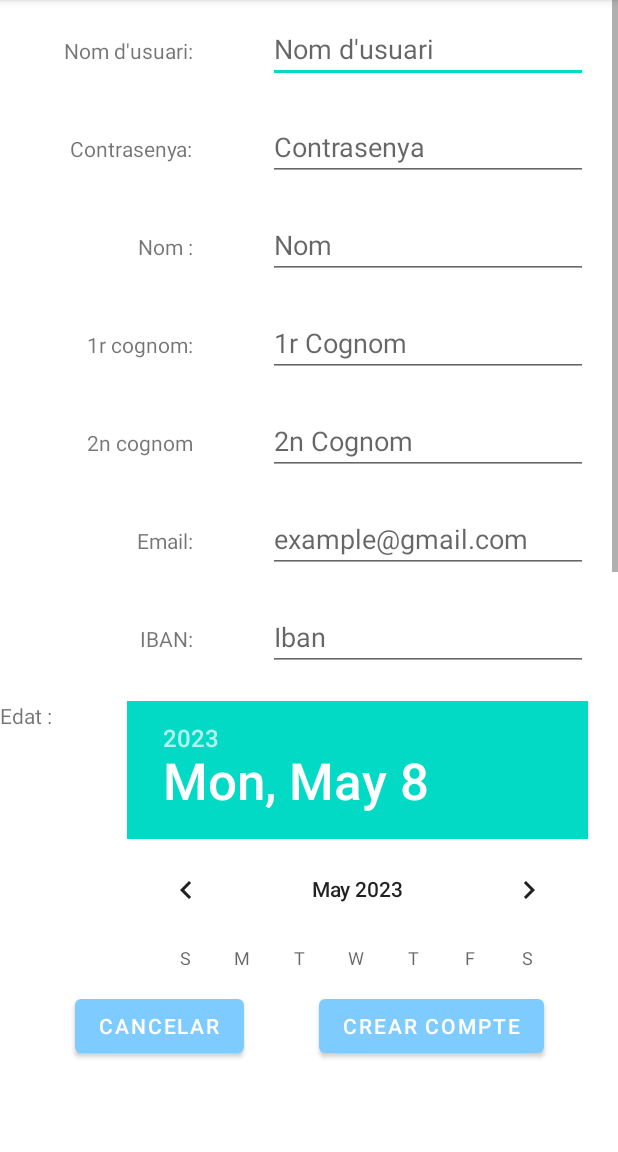
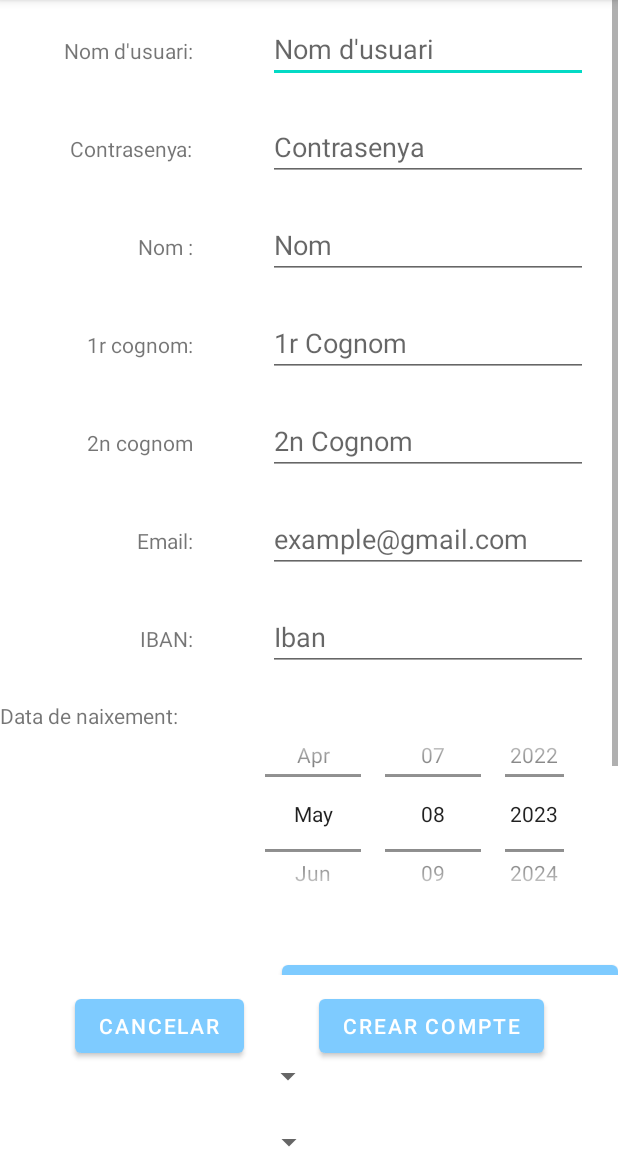
Before and after one commit to eliasporter/CicloBnB, an Android app: the CrearCompte screen opened directly, with no data from a screen before it, on a phone screen of 412 x 824 dp, the part 84-1236 px from its top. Run offline under Robolectric (Android 15) with nearby library versions, the phone set to English and light mode, and no system bars; our stand-ins replace Room's generated code.

Commit message:
Modificacio de l'etiqueta i l'estil del selector de data al crear nou usuari.

```diff
--- a/app/src/main/res/layout/activity_crear_compte.xml
+++ b/app/src/main/res/layout/activity_crear_compte.xml
@@ -208,15 +208,17 @@
                     android:layout_width="wrap_content"
                     android:layout_height="wrap_content"
                     android:layout_marginRight="50dp"
-                    android:text="Edat :" />
+                    android:text="Data de naixement:" />
 
                 <DatePicker
                     android:id="@+id/Edat"
                     android:layout_width="wrap_content"
-                    android:layout_height="wrap_content"
+                    android:layout_height="150dp"
                     android:layout_marginEnd="20dp"
                     android:ems="10"
-                    android:inputType="date" />
+                    android:inputType="date"
+                    android:datePickerMode="spinner"
+                    android:calendarViewShown="false"/> />
             </LinearLayout>
 
             <LinearLayout
```
